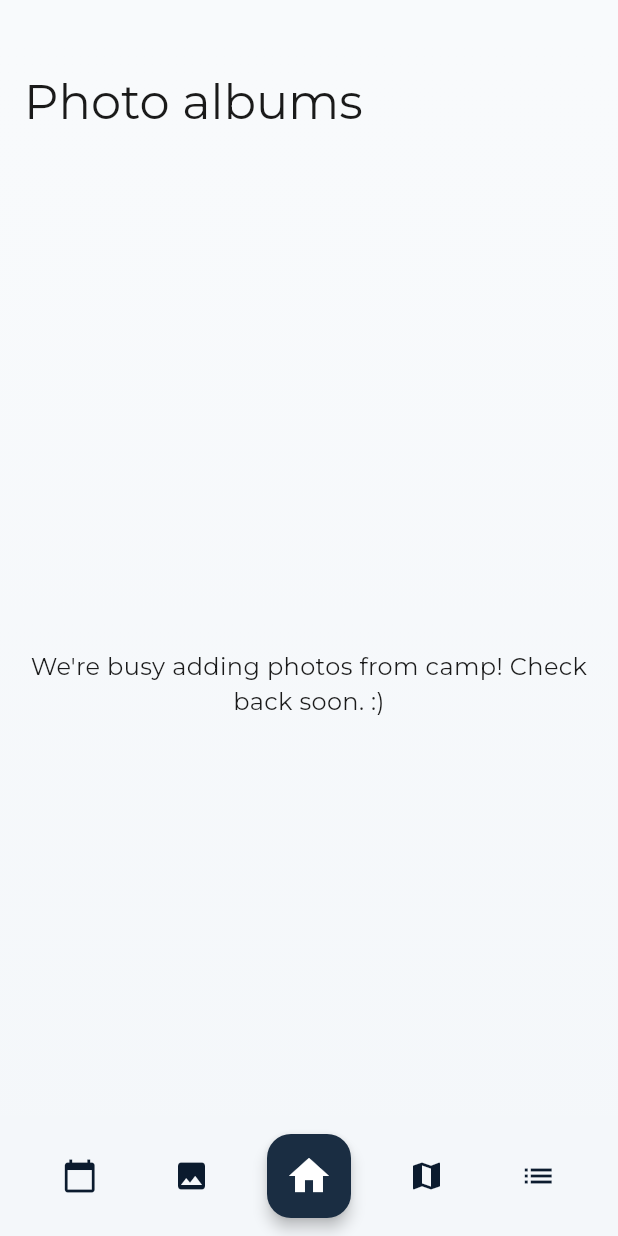
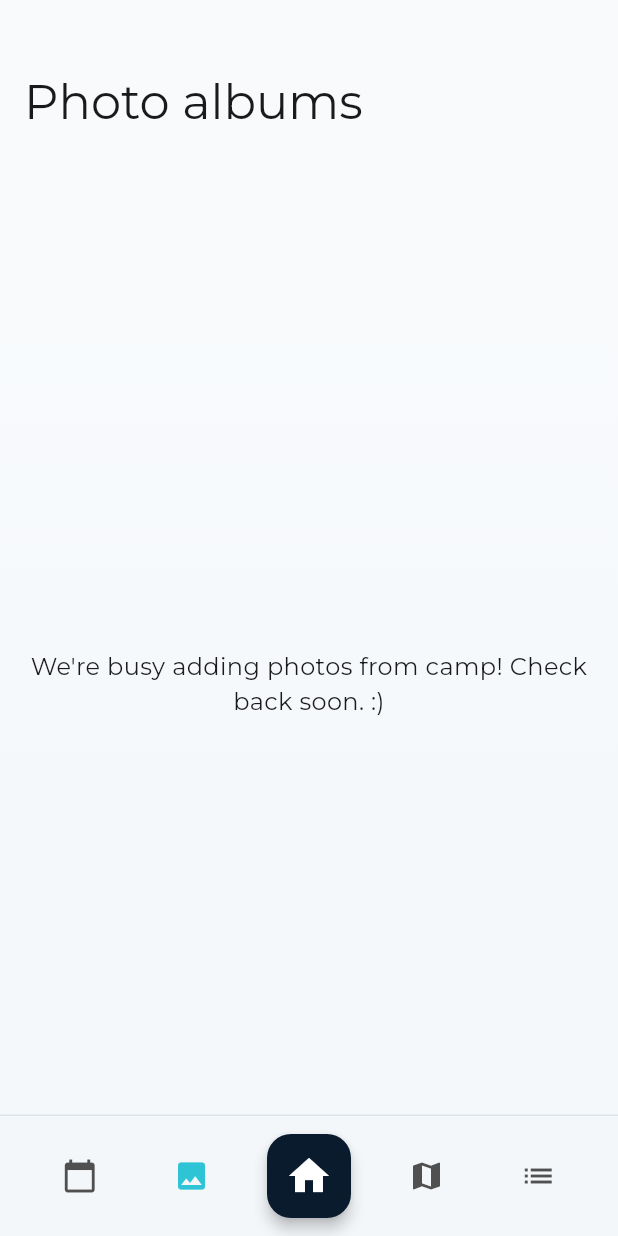
Before and after one commit to MaikelStuivenberg/SPA-app, a Flutter app: the AppShell screen opened directly with empty values, item 2 of the bottom bar chosen, on a phone screen of 412 x 824 dp. Run offline on Flutter 3.47's test engine with Material 3 defaults, Android fonts, the phone set to English and light mode, and no system bars; our stand-ins replace cached_network_image, cloud_firestore, confetti, firebase_auth, firebase_core, firebase_crashlytics and 14 more; missing offline and left inert: flutter_file_dialog; accounts and stored records are empty; network calls fail; project files that could hold a hidden picture were left out.

Commit message:
Add floating action button theme and improve navigation bar structure

```diff
--- a/lib/core/theme/app_theme.dart
+++ b/lib/core/theme/app_theme.dart
@@ -114,6 +114,14 @@ class AppTheme {
       bottomAppBarTheme: BottomAppBarThemeData(
         color: colorScheme.surfaceContainerLow,
       ),
+      floatingActionButtonTheme: FloatingActionButtonThemeData(
+        backgroundColor: colorScheme.brightness == Brightness.dark
+            ? AppPalette.spaCyan
+            : colorScheme.primary,
+        foregroundColor: colorScheme.brightness == Brightness.dark
+            ? AppPalette.spaNavy
+            : colorScheme.onPrimary,
+      ),
       elevatedButtonTheme: ElevatedButtonThemeData(
         style: ElevatedButton.styleFrom(
           backgroundColor: colorScheme.primary,
--- a/lib/ui/core/widgets/app_shell.dart
+++ b/lib/ui/core/widgets/app_shell.dart
@@ -2,8 +2,14 @@ import 'package:flutter/material.dart';
 import 'package:font_awesome_flutter/font_awesome_flutter.dart';
 import 'package:go_router/go_router.dart';
 import 'package:spa_app/core/router/route_paths.dart';
+import 'package:spa_app/core/theme/theme_extensions.dart';
 import 'package:spa_app/ui/core/widgets/app_bar_shape.dart';
 import 'package:spa_app/ui/core/widgets/profile_avatar_button.dart';
+
+Color _navIconColor(BuildContext context, {required bool isSelected}) {
+  final scheme = Theme.of(context).colorScheme;
+  return isSelected ? context.appColors.accent : scheme.onSurfaceVariant;
+}
 
 class AppShell extends StatelessWidget {
   const AppShell({required this.child, super.key});
@@ -66,27 +72,26 @@ class AppShell extends StatelessWidget {
 
   Widget _buildNavigationBar(BuildContext context) {
     final location = GoRouterState.of(context).uri.path;
+    final colorScheme = Theme.of(context).colorScheme;
 
-    return BottomAppBar(
+    return Container(
+      decoration: BoxDecoration(
+        border: Border(
+          top: BorderSide(color: colorScheme.outlineVariant),
+        ),
+      ),
+      child: BottomAppBar(
         child: Row(
           mainAxisAlignment: MainAxisAlignment.spaceAround,
           children: [
-          IconButton(
-            icon: Icon(
-              Icons.calendar_today,
-              color: location == RoutePaths.program
-                  ? Theme.of(context).colorScheme.primary
-                  : null,
-            ),
+            _ShellNavIcon(
+              icon: Icons.calendar_today,
+              isSelected: location == RoutePaths.program,
               onPressed: () => context.push(RoutePaths.program),
             ),
-          IconButton(
-            icon: Icon(
-              Icons.image,
-              color: location == RoutePaths.photos
-                  ? Theme.of(context).colorScheme.primary
-                  : null,
-            ),
+            _ShellNavIcon(
+              icon: Icons.image,
+              isSelected: location == RoutePaths.photos,
               onPressed: () => context.go(RoutePaths.photos),
             ),
             FloatingActionButton(
@@ -94,26 +99,42 @@ class AppShell extends StatelessWidget {
               elevation: location == RoutePaths.home ? 6 : 4,
               child: const Icon(Icons.home, size: 32),
             ),
-          IconButton(
-            icon: Icon(
-              Icons.map,
-              color: location == RoutePaths.map
-                  ? Theme.of(context).colorScheme.primary
-                  : null,
-            ),
+            _ShellNavIcon(
+              icon: Icons.map,
+              isSelected: location == RoutePaths.map,
               onPressed: () => context.go(RoutePaths.map),
             ),
-          IconButton(
-            icon: Icon(
-              Icons.list,
-              color: location == RoutePaths.rules
-                  ? Theme.of(context).colorScheme.primary
-                  : null,
-            ),
+            _ShellNavIcon(
+              icon: Icons.list,
+              isSelected: location == RoutePaths.rules,
               onPressed: () => context.go(RoutePaths.rules),
             ),
           ],
         ),
+      ),
+    );
+  }
+}
+
+class _ShellNavIcon extends StatelessWidget {
+  const _ShellNavIcon({
+    required this.icon,
+    required this.isSelected,
+    required this.onPressed,
+  });
+
+  final IconData icon;
+  final bool isSelected;
+  final VoidCallback onPressed;
+
+  @override
+  Widget build(BuildContext context) {
+    return IconButton(
+      icon: Icon(
+        icon,
+        color: _navIconColor(context, isSelected: isSelected),
+      ),
+      onPressed: onPressed,
     );
   }
 }
--- a/lib/ui/core/widgets/card.dart
+++ b/lib/ui/core/widgets/card.dart
@@ -78,7 +78,7 @@ class CardWidget extends StatelessWidget {
             color: colorScheme.surfaceBright,
             borderRadius: borderRadius,
             border: Border.all(
-              color: colorScheme.outlineVariant.withValues(alpha: 0.45),
+              color: colorScheme.outlineVariant,
             ),
             boxShadow: [
               BoxShadow(
--- a/pubspec.yaml
+++ b/pubspec.yaml
@@ -2,7 +2,7 @@ name: spa_app
 description: Mobile app for SPA (School of Performing Arts)
 publish_to: "none"
 
-version: 2.0.0+41
+version: 2.0.1+42
 
 environment:
   sdk: '>=3.1.0 <4.0.0'
```
Lines whose indentation alone changed are shown as unchanged.
